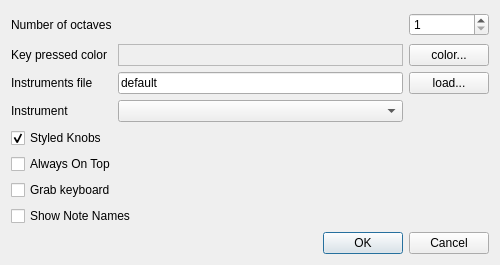
First picture: the form in trunk/src/preferences.ui, repository svn2github/vmpk, before the edit.
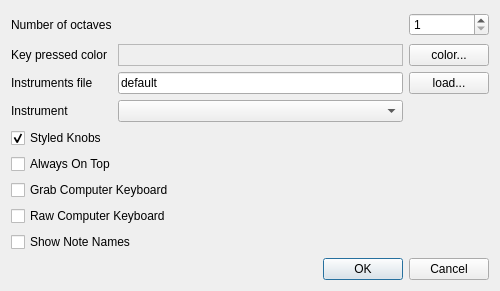
Second picture: the form after the edit.

Commit message: * raw keyboard support (cont.)

```diff
--- a/trunk/src/preferences.ui
+++ b/trunk/src/preferences.ui
@@ -7,7 +7,7 @@
     <x>0</x>
     <y>0</y>
     <width>500</width>
-    <height>265</height>
+    <height>291</height>
    </rect>
   </property>
   <property name="minimumSize">
@@ -198,11 +198,28 @@
 &lt;p style=&quot; margin-top:0px; margin-bottom:0px; margin-left:0px; margin-right:0px; -qt-block-indent:0; text-indent:0px;&quot;&gt;Check this box to grab the PC keyboard, even when the keyboard control has not the focus. &lt;span style=&quot; font-weight:600;&quot;&gt;Note for Linux users:&lt;/span&gt; this option works well in standard KDE desktops, but fails in window managers like metacity and compiz. It is also known that using this option breaks drop down menus on GTK applications.&lt;/p&gt;&lt;/body&gt;&lt;/html&gt;</string>
      </property>
      <property name="text">
-      <string>Grab keyboard</string>
+      <string>Grab Computer Keyboard</string>
      </property>
     </widget>
    </item>
    <item row="7" column="0" colspan="2">
+    <widget class="QCheckBox" name="chkRawKeyboard">
+     <property name="whatsThis">
+      <string>&lt;!DOCTYPE HTML PUBLIC &quot;-//W3C//DTD HTML 4.0//EN&quot; &quot;http://www.w3.org/TR/REC-html40/strict.dtd&quot;&gt;
+&lt;html&gt;&lt;head&gt;&lt;meta name=&quot;qrichtext&quot; content=&quot;1&quot; /&gt;&lt;style type=&quot;text/css&quot;&gt;
+p, li { white-space: pre-wrap; }
+&lt;/style&gt;&lt;/head&gt;&lt;body style=&quot; font-family:'Sans Serif'; font-size:10pt; font-weight:400; font-style:normal;&quot;&gt;
+&lt;p style=&quot; margin-top:0px; margin-bottom:0px; margin-left:0px; margin-right:0px; -qt-block-indent:0; text-indent:0px;&quot;&gt;Check this box to use low level PC keyboard events. This system has several advantages:&lt;/p&gt;
+&lt;ul style=&quot;-qt-list-indent: 1;&quot;&gt;&lt;li style=&quot; margin-top:12px; margin-bottom:0px; margin-left:0px; margin-right:0px; -qt-block-indent:0; text-indent:0px;&quot;&gt;It is possible to use &quot;dead keys&quot; (accent marks, diacritics)&lt;/li&gt;
+&lt;li style=&quot; margin-top:0px; margin-bottom:0px; margin-left:0px; margin-right:0px; -qt-block-indent:0; text-indent:0px;&quot;&gt;Mapping definitions are independent of the language (but hardware and OS specific)&lt;/li&gt;
+&lt;li style=&quot; margin-top:0px; margin-bottom:12px; margin-left:0px; margin-right:0px; -qt-block-indent:0; text-indent:0px;&quot;&gt;Faster process&lt;/li&gt;&lt;/ul&gt;&lt;/body&gt;&lt;/html&gt;</string>
+     </property>
+     <property name="text">
+      <string>Raw Computer Keyboard</string>
+     </property>
+    </widget>
+   </item>
+   <item row="8" column="0" colspan="2">
     <widget class="QCheckBox" name="chkShowNames">
      <property name="whatsThis">
       <string>Check this box to display the note names over the piano keys.</string>
@@ -212,7 +229,7 @@
      </property>
     </widget>
    </item>
-   <item row="8" column="0" colspan="3">
+   <item row="9" column="0" colspan="3">
     <widget class="QDialogButtonBox" name="buttonBox">
      <property name="standardButtons">
       <set>QDialogButtonBox::Cancel|QDialogButtonBox::Ok</set>
```
The commit also changes 10 other files.
